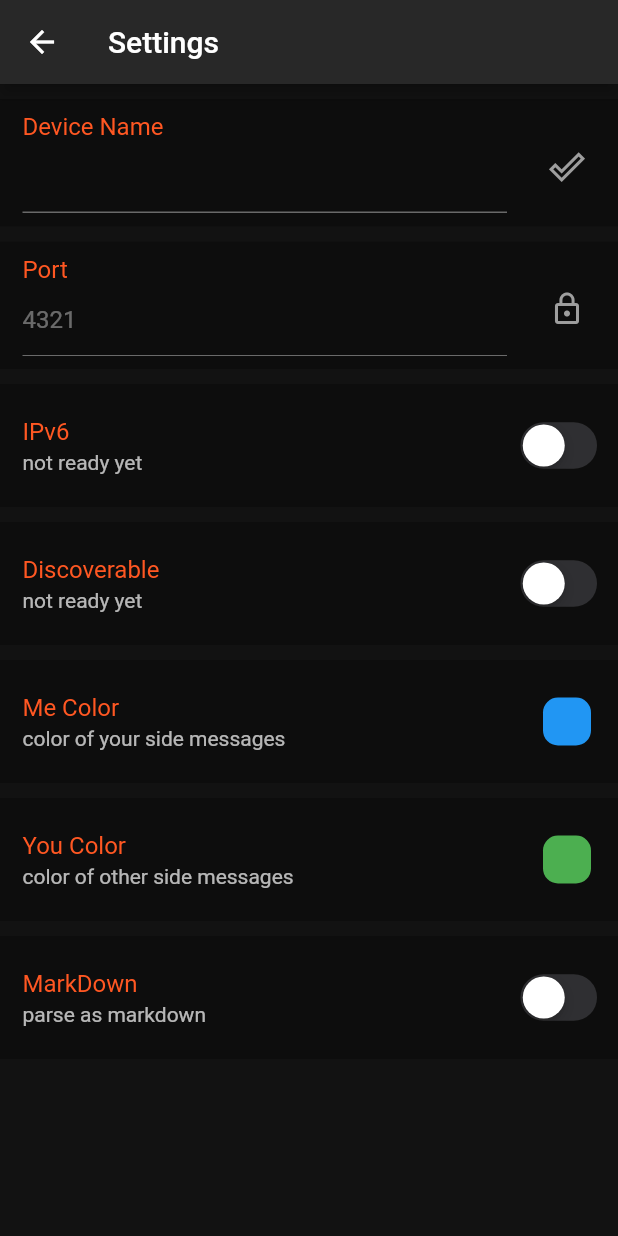
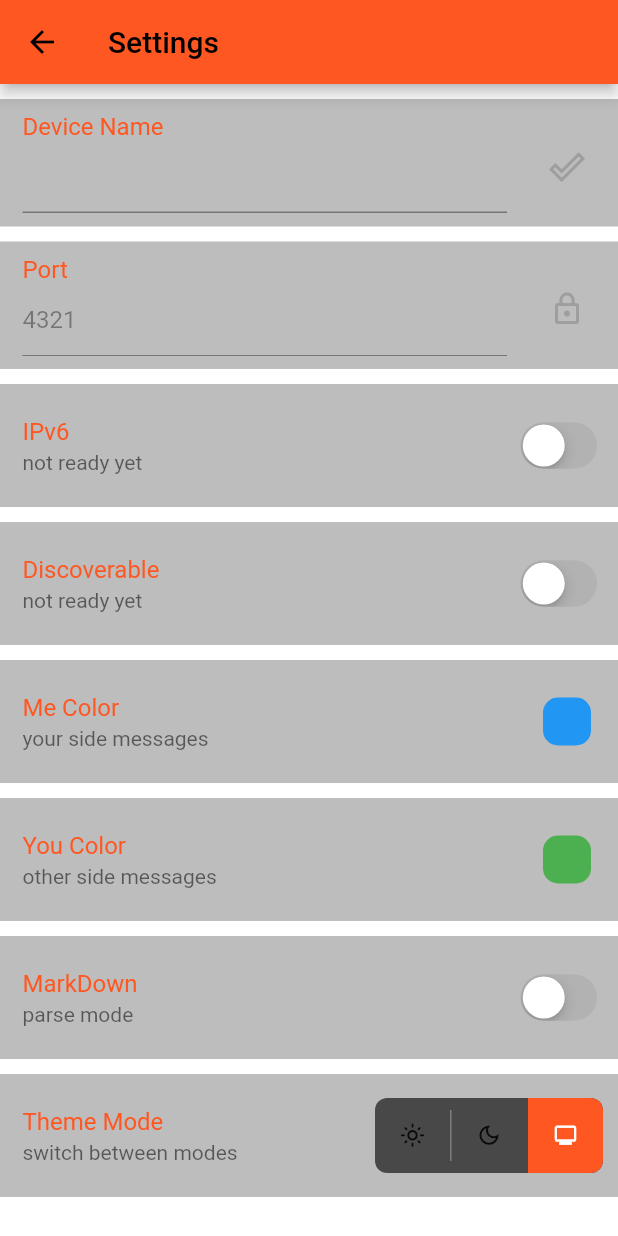
Before and after one commit to bipinkrish/LocalConnect, a Flutter app: the screen it shows after launch, after a tap on the "settings" icon, on a phone screen of 412 x 824 dp. Run offline on Flutter 3.47's test engine with Material 2 defaults, Android fonts, the phone set to English and light mode, and no system bars; drawn by our look-alikes of toggle_switch; our stand-ins replace adaptive_theme, device_info_plus, flutter_colorpicker, flutter_markdown, flutter_riverpod, shared_preferences; missing offline and left inert: network_discovery, window_size; statements that could not run were skipped.

Commit message:
theme change

```diff
--- a/lib/data.dart
+++ b/lib/data.dart
@@ -12,12 +12,14 @@ const String deviceNameKey = "DeviceName";
 const String youColorKey = 'YouColor';
 const String meColorKey = 'MeColor';
 const String markdownKey = 'MarkDown';
+const String themeKey = 'ThemeMode';
 
 const Color defaultmeColor = Colors.blue;
 const Color defaultyouColor = Colors.green;
 final String defaultMeColor = defaultmeColor.hashCode.toString();
 final String defaultYouColor = defaultyouColor.hashCode.toString();
 const bool defaultMarkdown = false;
+const int defaultThemeMode = 2;
 
 ///////////////////////////////////////////////////////////// Custom Classes
 
@@ -60,7 +62,7 @@ class DiscoveredNetwork {
 class Message {
   final String text;
   final bool isYou;
-  final DateTime time;
+  final String time;
   final bool isInfo;
 
   Message(this.text, this.isYou, this.time, {this.isInfo = false});
@@ -141,7 +143,7 @@ class ChatMessagesNotifier extends StateNotifier<List<Message>> {
   }
 
   void addMessage(String message, bool you, {bool info = false}) {
-    state = [...state, Message(message, you, DateTime.now(), isInfo: info)];
+    state = [...state, Message(message, you, formatTime(DateTime.now()), isInfo: info)];
   }
 }
 
@@ -158,6 +160,14 @@ SnackBar snackbar(String content) {
       ),
     ),
   );
+}
+
+String formatTime(DateTime time) {
+  String period = time.hour < 12 ? 'AM' : 'PM';
+  int formattedHour = time.hour % 12 == 0 ? 12 : time.hour % 12;
+  String hour = formattedHour.toString().padLeft(2, '0');
+  String minute = time.minute.toString().padLeft(2, '0');
+  return '$hour:$minute $period';
 }
 
 // check valid ip
@@ -195,6 +205,11 @@ void saveBool(String key, bool value) async {
   await prefs.setBool(key, value);
 }
 
+void saveInt(String key, int value) async {
+  final SharedPreferences prefs = await SharedPreferences.getInstance();
+  await prefs.setInt(key, value);
+}
+
 Future<bool> isStored(String key) async {
   final SharedPreferences prefs = await SharedPreferences.getInstance();
   return prefs.containsKey(key);
@@ -210,6 +225,11 @@ Future<bool> getBool(String key) async {
   return prefs.getBool(key) ?? true;
 }
 
+Future<int> getInt(String key) async {
+  final SharedPreferences prefs = await SharedPreferences.getInstance();
+  return prefs.getInt(key) ?? 0;
+}
+
 Future<String> load(String key, String def) async {
   if (await isStored(key)) {
     return await get(key);
@@ -223,3 +243,26 @@ Future<bool> loadBool(String key, bool def) async {
   }
   return def;
 }
+
+Future<int> loadInt(String key, int def) async {
+  if (await isStored(key)) {
+    return await getInt(key);
+  }
+  return def;
+}
+
+/////////////////////////////////////////////////////////// Themes
+
+final lighttheme = ThemeData.from(
+  colorScheme: const ColorScheme.light(
+    primary: mainColor,
+    onPrimary: Colors.black,
+    onSecondary: Colors.black,
+  ),
+);
+
+final darktheme = ThemeData.from(
+    colorScheme: const ColorScheme.dark(
+  primary: mainColor,
+  onPrimary: Colors.white,
+));
--- a/lib/main.dart
+++ b/lib/main.dart
@@ -1,13 +1,13 @@
 import 'dart:io';
 import 'package:flutter/material.dart';
 import 'package:flutter/services.dart';
-import 'package:flutter_riverpod/flutter_riverpod.dart';
 import 'package:localconnect/chat.dart';
 import 'package:localconnect/data.dart';
 import 'package:localconnect/setting.dart';
 import 'package:localconnect/socket.dart';
 import 'package:network_discovery/network_discovery.dart';
 import 'package:window_size/window_size.dart';
+import 'package:adaptive_theme/adaptive_theme.dart';
 
 void main() {
   WidgetsFlutterBinding.ensureInitialized();
@@ -15,18 +15,15 @@ void main() {
     setWindowTitle("Local Connect");
   }
   runApp(
-    ProviderScope(
-      parent: providerContainer,
-      child: MaterialApp(
+    AdaptiveTheme(
+      light: lighttheme,
+      dark: darktheme,
+      initial: AdaptiveThemeMode.system,
+      builder: (theme, darkTheme) => MaterialApp(
         title: "Local Connect",
+        theme: theme,
+        darkTheme: darkTheme,
         home: const HomePage(),
-        themeMode: ThemeMode.dark,
-        darkTheme: ThemeData.from(
-          colorScheme: const ColorScheme.dark(
-            primary: mainColor,
-            onPrimary: Colors.white,
-          ),
-        ),
       ),
     ),
   );
@@ -78,9 +75,7 @@ class _HomePageState extends State<HomePage> {
               serverSocket, localIP, port, context, getAcceptAns, cancelPopup);
           startDeviceDiscovery();
         }
-        if (mounted) {
-          setState(() {});
-        }
+        refresh();
       },
     );
   }
@@ -88,22 +83,18 @@ class _HomePageState extends State<HomePage> {
   // inititale local device name
   void initiateLocalName() {
     getDeviceName().then((value) {
-      if (mounted && localName != value) {
-        setState(() {
+      if (localName != value) {
         localName = value;
-        });
+        refresh();
       }
     });
   }
 
   // new device's metadata received
   void setDisState(String ipAddress, String response) {
-    if (mounted) {
+    discoveredDevices.add(DiscoveredDevice(ipAddress, response));
     showSnack("Discovered $response");
-      setState(() {
-        discoveredDevices.add(DiscoveredDevice(ipAddress, response));
-      });
-    }
+    refresh();
   }
 
   // asked request response
@@ -175,7 +166,6 @@ class _HomePageState extends State<HomePage> {
         initiateLocalName();
       }
 
-      // print(localIP.split('.').take(2).join('.'));
       final stream = NetworkDiscovery.discover(
         localIP.split('.').take(3).join('.'),
         port,
@@ -190,6 +180,7 @@ class _HomePageState extends State<HomePage> {
         showSnack("Re-Freshed Configarations");
       }
     }
+    refresh();
   }
 
   void discoverAddr(String ip) async {
@@ -285,15 +276,18 @@ class _HomePageState extends State<HomePage> {
                               style: TextStyle(
                                 color: localIP == network.addr
                                     ? mainColor
-                                        : Colors.white),
-                              ))
+                                    : Theme.of(context).brightness ==
+                                            Brightness.light
+                                        ? Colors.black
+                                        : Colors.white,
+                              ),
+                            ),
+                          )
                       ],
                       onChanged: (value) {
                         localIP = value!;
                         startDeviceDiscovery(tapped: true);
-                        if (mounted) {
-                          setState(() {});
-                        }
+                        refresh();
                       },
                     ),
                     Text(" on port $port"),
@@ -483,7 +477,12 @@ class _HomePageState extends State<HomePage> {
     final TextEditingController ip3 = TextEditingController();
     final TextEditingController ip4 = TextEditingController();
     const textstyle = TextStyle(fontSize: 30, color: Colors.grey);
-    const typestyle = TextStyle(fontSize: 30, color: Colors.white);
+    final typestyle = TextStyle(
+      fontSize: 30,
+      color: Theme.of(context).brightness == Brightness.light
+          ? Colors.black
+          : Colors.white,
+    );
     final FocusNode ip3Focus = FocusNode();
     final FocusNode ip4Focus = FocusNode();
 
@@ -582,4 +581,10 @@ class _HomePageState extends State<HomePage> {
       },
     );
   }
+
+  void refresh() {
+    if (mounted) {
+      setState(() {});
     }
+  }
+}
--- a/lib/setting.dart
+++ b/lib/setting.dart
@@ -1,9 +1,11 @@
 // ignore_for_file: must_be_immutable
 
+import 'package:flutter/material.dart';
 import 'package:flutter/cupertino.dart';
-import 'package:flutter/material.dart';
+import 'package:localconnect/data.dart';
 import 'package:flutter_colorpicker/flutter_colorpicker.dart';
-import 'package:localconnect/data.dart';
+import 'package:adaptive_theme/adaptive_theme.dart';
+import 'package:toggle_switch/toggle_switch.dart';
 
 class Settings extends StatefulWidget {
   String initialDeviceName;
@@ -33,18 +35,18 @@ class _SettingsState extends State<Settings> {
   // markdown
   bool markdown = defaultMarkdown;
 
+  // theme
+  int thememode = defaultThemeMode;
+
   // initial device name
   void initailizeDevicename() {
     _deviceNameController =
         TextEditingController(text: widget.initialDeviceName);
     _deviceNameController.addListener(() {
-      if (mounted) {
-        setState(() {
       _deviceNameValid = _deviceNameController.text.isNotEmpty &&
           _deviceNameNode.hasFocus &&
           (widget.initialDeviceName != _deviceNameController.text);
-        });
-      }
+      refresh();
     });
   }
 
@@ -58,19 +60,19 @@ class _SettingsState extends State<Settings> {
     intList = temp.map((str) => int.tryParse(str) ?? 0).toList();
     tempYou = Color.fromARGB(intList[0], intList[1], intList[2], intList[3]);
 
-    if (mounted) {
-      setState(() {
     meColor = tempMe;
     youColor = tempYou;
-      });
-    }
+    refresh();
   }
 
   void initializeMarkdown() async {
     markdown = (await loadBool(markdownKey, defaultMarkdown));
-    if (mounted) {
-      setState(() {});
+    refresh();
   }
+
+  void initializeThemeMode() async {
+    thememode = (await loadInt(themeKey, defaultThemeMode));
+    refresh();
   }
 
   @override
@@ -81,6 +83,8 @@ class _SettingsState extends State<Settings> {
     initializeColors();
     // markdown
     initializeMarkdown();
+    //theme mode
+    initializeThemeMode();
 
     super.initState();
   }
@@ -107,7 +111,11 @@ class _SettingsState extends State<Settings> {
 
   // container for setting row
   Padding getCont(
-      {dynamic leading, title, dynamic subtitle, dynamic trailing}) {
+      {dynamic leading,
+      title,
+      dynamic subtitle,
+      dynamic trailing,
+      bool dense = false}) {
     return Padding(
       padding: const EdgeInsets.only(top: 10),
       child: Container(
@@ -119,6 +127,7 @@ class _SettingsState extends State<Settings> {
           title: title,
           subtitle: subtitle,
           trailing: trailing,
+          dense: dense,
         ),
       ),
     );
@@ -150,11 +159,8 @@ class _SettingsState extends State<Settings> {
                   if (_deviceNameValid) {
                     save(deviceNameKey, _deviceNameController.text);
                     widget.initialDeviceName = _deviceNameController.text;
-                    if (mounted) {
-                      setState(() {
                     _deviceNameValid = false;
-                      });
-                    }
+                    refresh();
                     showSnack("Device Name Updated");
                   } else if (widget.initialDeviceName !=
                       _deviceNameController.text) {
@@ -225,7 +231,7 @@ class _SettingsState extends State<Settings> {
                 "Me Color",
                 style: TextStyle(color: mainColor),
               ),
-              subtitle: const Text("color of your side messages"),
+              subtitle: const Text("your side messages"),
               trailing: IconButton(
                 onPressed: () {
                   showColorSelecter(isMe: true);
@@ -240,7 +246,7 @@ class _SettingsState extends State<Settings> {
                 "You Color",
                 style: TextStyle(color: mainColor),
               ),
-              subtitle: const Text("color of other side messages"),
+              subtitle: const Text("other side messages"),
               trailing: IconButton(
                 onPressed: () {
                   showColorSelecter(isMe: false);
@@ -255,26 +261,63 @@ class _SettingsState extends State<Settings> {
                 "MarkDown",
                 style: TextStyle(color: mainColor),
               ),
-              subtitle: const Text("parse as markdown"),
+              subtitle: const Text("parse mode"),
               trailing: CupertinoSwitch(
                 applyTheme: true,
                 value: markdown,
                 onChanged: (value) {
                   saveBool(markdownKey, value);
-                  if (mounted) {
-                    setState(() {
                   markdown = value;
-                    });
-                  }
+                  refresh();
                 },
               ),
             ),
+
+            // theme mode
+            getCont(
+              title: const Text(
+                "Theme Mode",
+                style: TextStyle(color: mainColor),
+              ),
+              subtitle: const Text("switch between modes"),
+              trailing: ToggleSwitch(
+                initialLabelIndex: thememode,
+                totalSwitches: 3,
+                minHeight: 50,
+                minWidth: 50,
+                centerText: true,
+                activeBgColor: const [mainColor],
+                icons: const [
+                  Icons.light_mode_outlined,
+                  Icons.dark_mode_outlined,
+                  Icons.monitor_outlined
+                ],
+                onToggle: (index) {
+                  switch (index) {
+                    case 0:
+                      AdaptiveTheme.of(context).setLight();
+                      break;
+
+                    case 1:
+                      AdaptiveTheme.of(context).setDark();
+                      break;
+
+                    case 2:
+                      AdaptiveTheme.of(context).setSystem();
+                  }
+                  thememode = index!;
+                  saveInt(themeKey, index);
+                  refresh();
+                },
+              ),
+            )
           ],
         ),
       ),
     );
   }
 
+  // color picker
   void showColorSelecter({bool isMe = true}) {
     showModalBottomSheet(
       isDismissible: false,
@@ -303,14 +346,13 @@ class _SettingsState extends State<Settings> {
                 children: [
                   ElevatedButton(
                     onPressed: () {
-                      Navigator.pop(context);
-                      setState(() {
                       if (isMe) {
                         meColor = tempMe;
                       } else {
                         youColor = tempYou;
                       }
-                      });
+                      refresh();
+                      Navigator.pop(context);
                     },
                     child: const Text("Cancel"),
                   ),
@@ -324,7 +366,7 @@ class _SettingsState extends State<Settings> {
                       }
                       save(isMe ? meColorKey : youColorKey,
                           "${selected.alpha},${selected.red},${selected.green},${selected.blue}");
-                      setState(() {});
+                      refresh();
                       Navigator.pop(context);
                       showSnack("Custom ${isMe ? 'Me' : 'You'} Color Updated");
                     },
@@ -339,6 +381,7 @@ class _SettingsState extends State<Settings> {
     );
   }
 
+  // color preview
   Container getColorPre(Color clr) {
     return Container(
       width: 50,
@@ -349,4 +392,10 @@ class _SettingsState extends State<Settings> {
       ),
     );
   }
+
+  void refresh() {
+    if (mounted) {
+      setState(() {});
     }
+  }
+}
--- a/pubspec.yaml
+++ b/pubspec.yaml
@@ -1,7 +1,7 @@
 name: localconnect
 description: A new Flutter project.
 publish_to: 'none'
-version: 1.0.0+1
+version: 1.1.0+1
 
 environment:
   sdk: '>=3.1.0 <4.0.0'
@@ -23,6 +23,8 @@ dependencies:
   flutter_markdown: ^0.6.17+3
   flutter_colorpicker: ^1.0.3
   url_launcher: ^6.1.14
+  adaptive_theme: ^3.4.0
+  toggle_switch: ^2.1.0
 
   window_size:
     git:
```
Also changed, not shown: lib/chat.dart (+16 -17 lines), pubspec.lock, 1 other file. Lines whose indentation alone changed are shown as unchanged.
